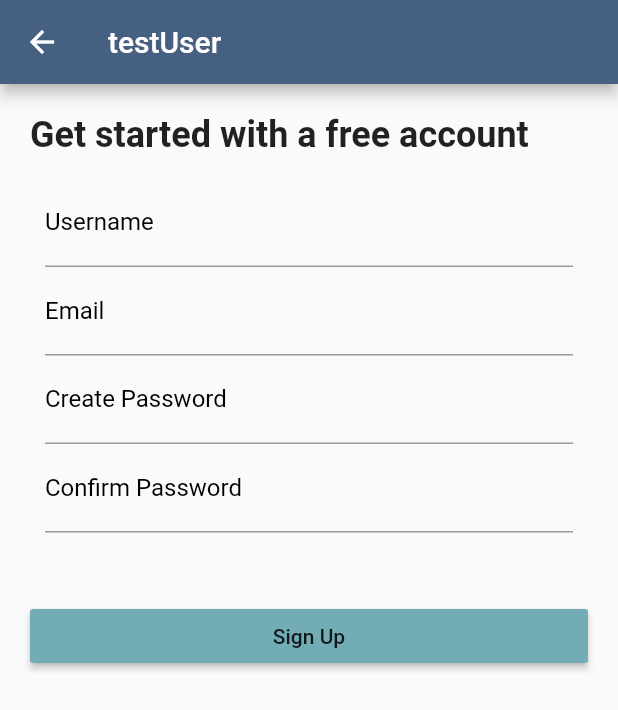
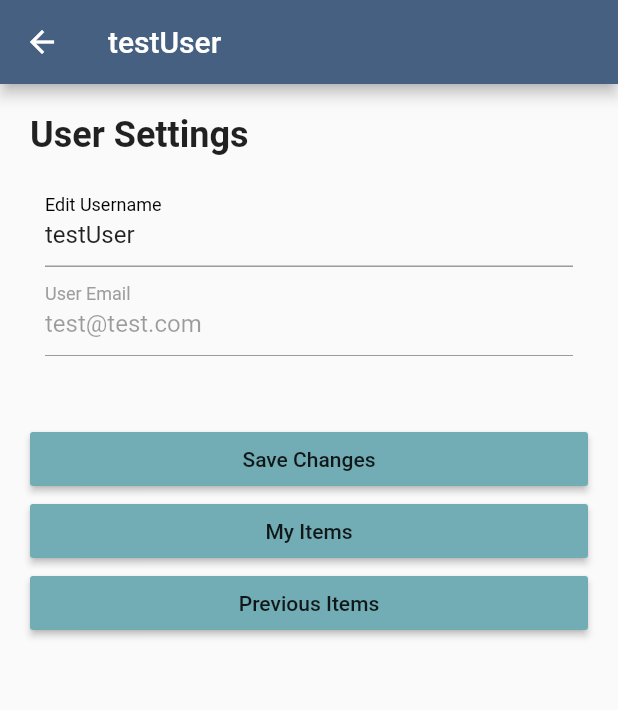
Before and after one commit to CS262e-Eteam/Client-Firebase-Connected-, a Flutter app: the UserSettings screen opened directly, on a phone screen of 412 x 824 dp. Shown: the top 710 px of the screen. Run offline on Flutter 3.47's test engine with Material 2 defaults, Android fonts, the phone set to English and light mode, and no system bars; our stand-ins replace cloud_firestore, font_awesome_flutter, responsive_grid; accounts and stored records are empty.

Commit message:
added user setting screen

```diff
--- a/lib/pages/user_settings.dart
+++ b/lib/pages/user_settings.dart
@@ -5,6 +5,7 @@ User Setting Page - allows a user to edit their details
 import 'package:flutter/material.dart';
 import 'package:lab09/shared/colors.dart' as colors;
 import 'package:lab09/shared/globals.dart' as globals;
+import 'package:lab09/pages/filter_list.dart';
 
 class UserSettings extends StatefulWidget{
 	@override
@@ -15,16 +16,10 @@ class UserSettings extends StatefulWidget{
 
 class UserSettingsState extends State<UserSettings> {
 	final usernameEdit = TextEditingController();
-	final usernameCreate = TextEditingController();
-	final passwordLogin = TextEditingController();
 	final emailCreate = TextEditingController();
 	final emailConfirm = TextEditingController();
-	final passwordCreate = TextEditingController();
-	final passwordConfirm = TextEditingController();
-	FocusNode usernameCreateNode = new FocusNode();
+	FocusNode usernameEditNode = new FocusNode();
 	FocusNode emailCreateNode = new FocusNode();
-	FocusNode passwordCreateNode = new FocusNode();
-	FocusNode passwordConfirmNode = new FocusNode();
 
 
 
@@ -38,7 +33,7 @@ class UserSettingsState extends State<UserSettings> {
 			padding: EdgeInsets.all(20),
 			children: <Widget>[
 				Text(
-					"Get started with a free account",
+					"User Settings",
 					style: TextStyle(
 						fontSize: 24,
 						fontWeight: FontWeight.bold,
@@ -50,8 +45,9 @@ class UserSettingsState extends State<UserSettings> {
 				Padding(
 					padding: EdgeInsets.symmetric(horizontal: 10),
 					child: TextFormField(
-						controller: usernameCreate,
-						focusNode: usernameCreateNode,
+						initialValue: globals.testUser.userName,
+//						controller: usernameEdit,
+						focusNode: usernameEditNode,
 						validator: (value) {
 							if (value.isEmpty) return "Please enter a Username";
 							return null;
@@ -59,9 +55,9 @@ class UserSettingsState extends State<UserSettings> {
 						keyboardType: TextInputType.text,
 						cursorColor: colors.lightBerry,
 						decoration: InputDecoration(
-							labelText: "Username",
+							labelText: "Edit Username",
 							labelStyle: TextStyle(
-								color: usernameCreateNode.hasFocus ? colors.lightBerry : Colors.black
+								color: usernameEditNode.hasFocus ? colors.lightBerry : Colors.black
 							),
 							focusedBorder: UnderlineInputBorder(
 								borderSide: BorderSide(color: colors.lightBerry),
@@ -72,7 +68,9 @@ class UserSettingsState extends State<UserSettings> {
 				Padding(
 					padding: EdgeInsets.symmetric(horizontal: 10),
 					child: TextFormField(
-						controller: emailCreate,
+						initialValue: globals.testUser.email,
+//						controller: emailCreate,
+						enabled: false,
 						focusNode: emailCreateNode,
 						validator: (value) {
 							if (value.isEmpty) return "Please enter an Email";
@@ -81,53 +79,9 @@ class UserSettingsState extends State<UserSettings> {
 						keyboardType: TextInputType.text,
 						cursorColor: colors.lightBerry,
 						decoration: InputDecoration(
-							labelText: "Email",
+							labelText: "User Email",
 							labelStyle: TextStyle(
-								color: emailCreateNode.hasFocus ? colors.lightBerry : Colors.black
-							),
-							focusedBorder: UnderlineInputBorder(
-								borderSide: BorderSide(color: colors.lightBerry),
-							),
-						),
-					),
-				),
-				Padding(
-					padding: EdgeInsets.symmetric(horizontal: 10),
-					child: TextFormField(
-						controller: passwordCreate,
-						focusNode: passwordCreateNode,
-						validator: (value) {
-							if (value.isEmpty) return "Please enter a Password";
-							return null;
-						},
-						keyboardType: TextInputType.text,
-						cursorColor: colors.lightBerry,
-						decoration: InputDecoration(
-							labelText: "Create Password",
-							labelStyle: TextStyle(
-								color: passwordCreateNode.hasFocus ? colors.lightBerry : Colors.black
-							),
-							focusedBorder: UnderlineInputBorder(
-								borderSide: BorderSide(color: colors.lightBerry),
-							),
-						),
-					),
-				),
-				Padding(
-					padding: EdgeInsets.symmetric(horizontal: 10),
-					child: TextFormField(
-						controller: passwordConfirm,
-						focusNode: passwordConfirmNode,
-						validator: (value) {
-							if (value.isEmpty) return "Please enter a Password";
-							return null;
-						},
-						keyboardType: TextInputType.text,
-						cursorColor: colors.lightBerry,
-						decoration: InputDecoration(
-							labelText: "Confirm Password",
-							labelStyle: TextStyle(
-								color: passwordConfirmNode.hasFocus ? colors.lightBerry : Colors.black
+								color: emailCreateNode.hasFocus ? colors.lightBerry : Colors.grey
 							),
 							focusedBorder: UnderlineInputBorder(
 								borderSide: BorderSide(color: colors.lightBerry),
@@ -151,7 +105,26 @@ class UserSettingsState extends State<UserSettings> {
 //				),
 //				const SizedBox(height: 30),
 				RaisedButton(
-					child:Text("Sign Up"),
+					child:Text("Save Changes"),
+					color: colors.teal,
+					onPressed: (){
+						Navigator.pop(context);
+						Navigator.pop(context);
+					}
+				),
+				RaisedButton(
+					child:Text("My Items"),
+					color: colors.teal,
+					onPressed: (){
+						Navigator.pop(context);
+						Navigator.push(
+							context,
+							new MaterialPageRoute(builder: (context) => new FilterList(filter: "My Items")),
+						);
+					}
+				),
+				RaisedButton(
+					child:Text("Previous Items"),
 					color: colors.teal,
 					onPressed: (){
 						Navigator.pop(context);
```
Also changed, not shown: pubspec.lock.
